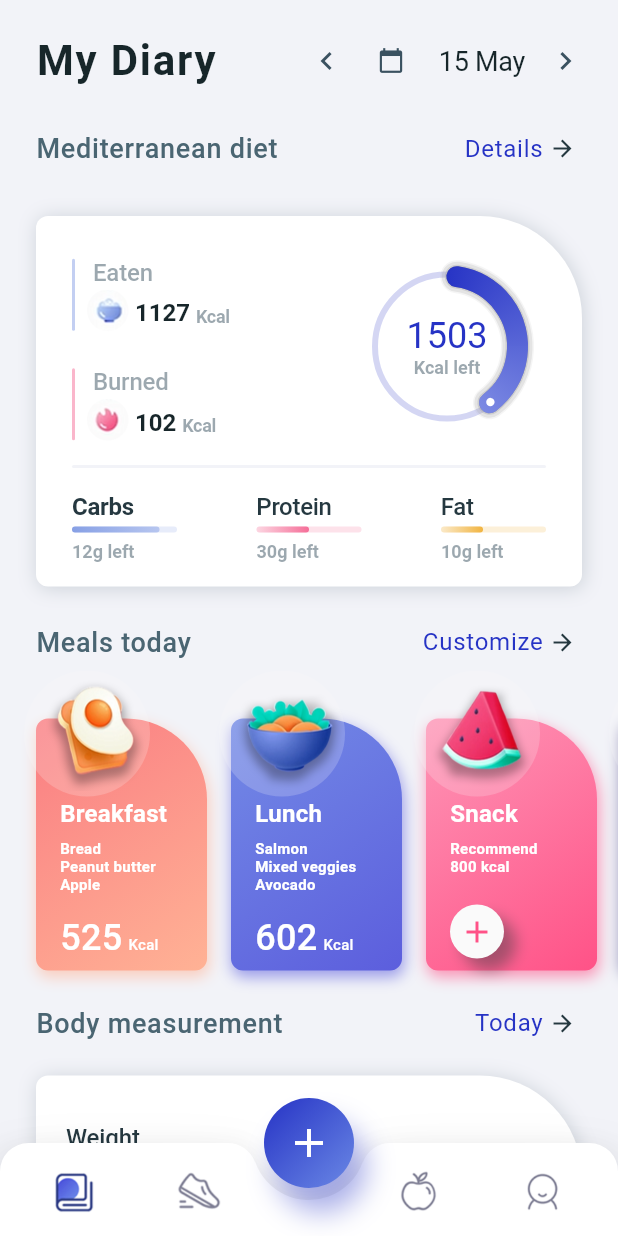
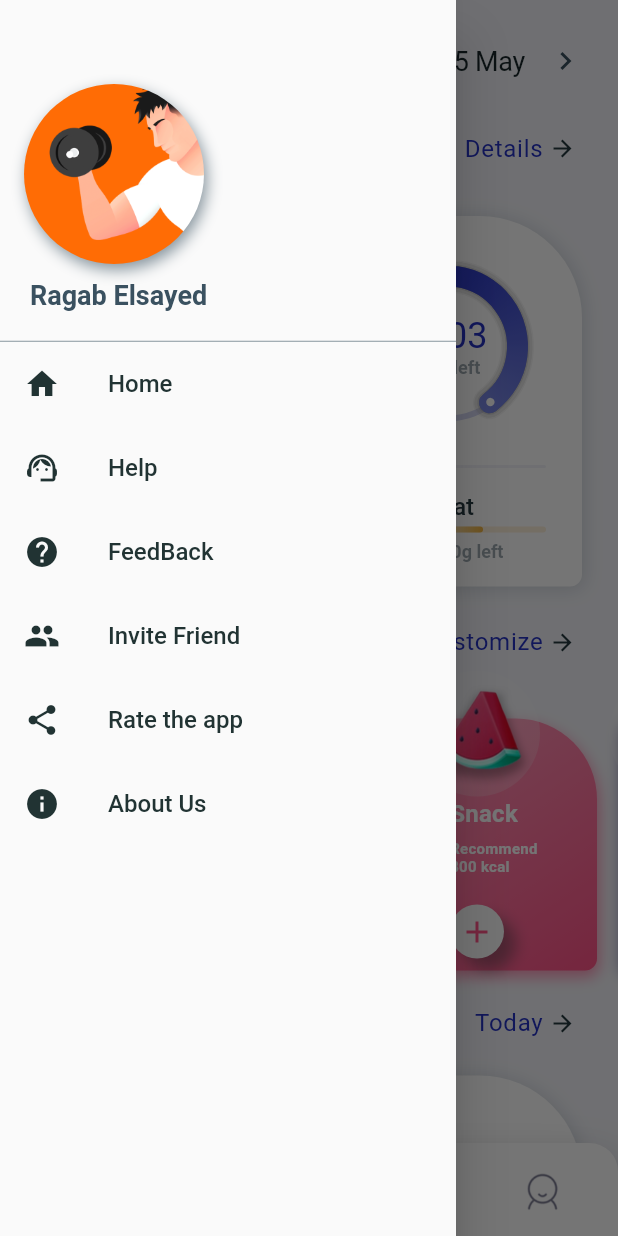
Before and after one commit to ragabelsayed/FitnessApp, a Flutter app: the screen it shows after launch, with the side drawer open (before the commit the screen has no drawer), on a phone screen of 412 x 824 dp. Run offline on Flutter 3.47's test engine with Material 2 defaults, Android fonts, the phone set to English and light mode, and no system bars; our stand-ins replace google_fonts.

Commit message:
Polishing & Finshing UI for App

```diff
--- a/fitness_app/lib/custom_drawer.dart
+++ b/fitness_app/lib/custom_drawer.dart
@@ -126,7 +126,9 @@ class CustomeDrawer extends StatelessWidget {
   ];
   @override
   Widget build(BuildContext context) {
-    return Drawer(
+    return Padding(
+      padding: EdgeInsets.only(top: MediaQuery.of(context).padding.top),
+      child: Drawer(
         //backgroundColor: AppTheme.notWhite.withOpacity(0.5),
         child: Column(
           mainAxisAlignment: MainAxisAlignment.start,
@@ -189,6 +191,7 @@ class CustomeDrawer extends StatelessWidget {
             ),
           ],
         ),
+      ),
     );
   }
 }
--- a/fitness_app/lib/main.dart
+++ b/fitness_app/lib/main.dart
@@ -1,4 +1,3 @@
-import 'package:fitness_app/screens/training_screen.dart';
 import 'package:flutter/material.dart';
 
 import 'screens/home_screen.dart';
@@ -16,10 +15,7 @@ class MyApp extends StatelessWidget {
       theme: ThemeData(
         primarySwatch: Colors.blue,
       ),
-      // home: TrainingScreen(),
       home: HomeScreen(),
-      //home: MyDiaryScreen(),
-      routes: {},
     );
   }
 }
--- a/fitness_app/lib/screens/home_screen.dart
+++ b/fitness_app/lib/screens/home_screen.dart
@@ -1,9 +1,11 @@
-import 'package:fitness_app/app_theme.dart';
-import 'package:fitness_app/models/tabIcon_data.dart';
-import 'package:fitness_app/screens/my_diary_screen.dart';
-import 'package:fitness_app/screens/training_screen.dart';
-import 'package:fitness_app/widgets/bottom_bar_view.dart';
+import 'package:fitness_app/custom_drawer.dart';
 import 'package:flutter/material.dart';
+
+import '../app_theme.dart';
+import '../models/tabIcon_data.dart';
+import '../screens/my_diary_screen.dart';
+import '../screens/training_screen.dart';
+import '../widgets/bottom_bar_view.dart';
 
 class HomeScreen extends StatefulWidget {
   @override
@@ -45,6 +47,7 @@ class _MyHomeScreenState extends State<HomeScreen>
     return Container(
       color: AppTheme.background,
       child: Scaffold(
+        drawer: CustomeDrawer(),
         backgroundColor: Colors.transparent,
         body: FutureBuilder(
           future: _getData(),
--- a/fitness_app/lib/screens/my_diary_screen.dart
+++ b/fitness_app/lib/screens/my_diary_screen.dart
@@ -1,14 +1,16 @@
 import 'package:fitness_app/app_theme.dart';
+import 'package:fitness_app/custom_drawer.dart';
 import 'package:fitness_app/widgets/body_measurement.dart';
 import 'package:fitness_app/widgets/glass_view.dart';
 import 'package:fitness_app/widgets/meals_list_view.dart';
 import 'package:fitness_app/widgets/mediterranean_diet_view.dart';
 
-import 'package:fitness_app/widgets/title_view.dart';
-import 'package:fitness_app/widgets/water_view.dart';
+import 'package:intl/intl.dart';
 import 'package:flutter/material.dart';
-import 'package:intl/intl.dart';
 import 'package:google_fonts/google_fonts.dart';
+
+import '../widgets/title_view.dart';
+import '../widgets/water_view.dart';
 
 class MyDiaryScreen extends StatefulWidget {
   static const routeName = '/';
@@ -242,6 +244,7 @@ class _MyDiaryScreenState extends State<MyDiaryScreen>
     return Container(
       color: AppTheme.background,
       child: Scaffold(
+        drawer: CustomeDrawer(),
         backgroundColor: Colors.transparent,
         body: Stack(
           children: [
--- a/fitness_app/lib/widgets/bottom_bar_view.dart
+++ b/fitness_app/lib/widgets/bottom_bar_view.dart
@@ -1,10 +1,9 @@
-import 'package:fitness_app/app_theme.dart';
 import 'dart:math' as math;
 
-import 'package:fitness_app/models/tabIcon_data.dart';
 import 'package:flutter/material.dart';
-
 import '../main.dart';
+import '../app_theme.dart';
+import '../models/tabIcon_data.dart';
 
 class BottomBarView extends StatefulWidget {
   final Function(int index) changeIndex;
```
Also changed, not shown: fitness_app/lib/screens/training_screen.dart (+7 -6 lines). Lines whose indentation alone changed are shown as unchanged.
